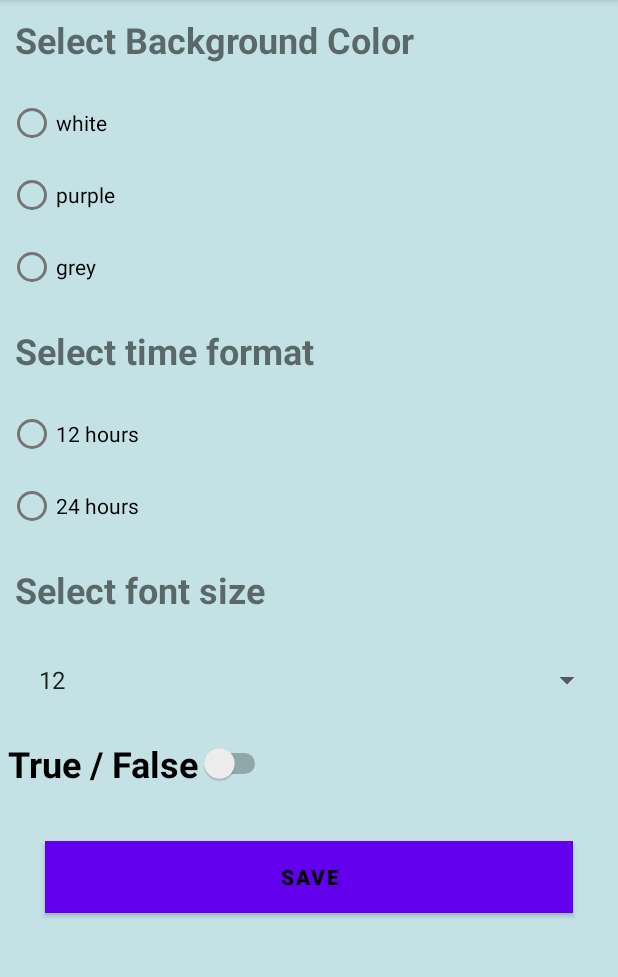
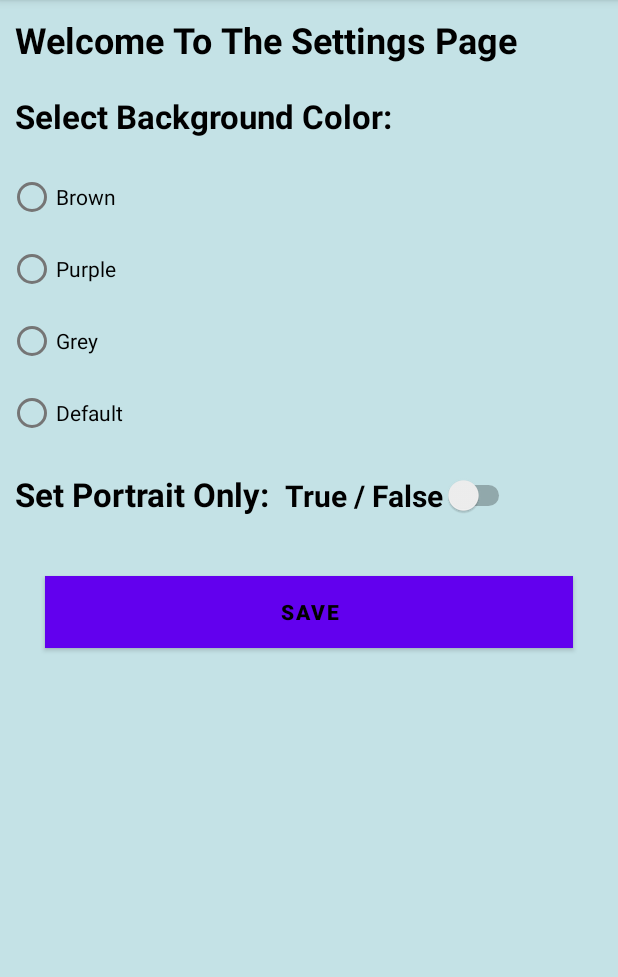
Before and after one commit to Alex5rfischer/Android-Development-Practice, an Android app: the screen it shows after launch (AlexActivity), in the side drawer, after a tap on "Settings", on a phone screen of 412 x 824 dp, the part 84-1061 px from its top. Run offline under Robolectric (Android 15) with nearby library versions, the phone set to English and light mode, and no system bars; 1 statement that could not run was skipped.

Commit message:
Implemented the radio buttons to change the background color of the settings page .

```diff
--- a/AlexLab3/src/main/java/alex/la/n01313354/AlexActivity.java
+++ b/AlexLab3/src/main/java/alex/la/n01313354/AlexActivity.java
@@ -83,7 +83,7 @@ public class AlexActivity extends AppCompatActivity {
 //                }else
 
                     if(id == R.id.alexSettings) {
-                    newFragment =  new LaSettings();
+                    newFragment =  new LaSet();
                     transaction.replace(R.id.alexcontent_frame, newFragment);
                     transaction.addToBackStack(null);
                     transaction.commit();
--- /dev/null
+++ b/AlexLab3/src/main/java/alex/la/n01313354/LaSet.java
@@ -0,0 +1,125 @@
+package alex.la.n01313354;
+
+import android.content.SharedPreferences;
+import android.graphics.Color;
+import android.os.Bundle;
+
+import androidx.fragment.app.Fragment;
+
+import android.provider.Settings;
+import android.view.LayoutInflater;
+import android.view.View;
+import android.view.ViewGroup;
+import android.widget.ArrayAdapter;
+import android.widget.Button;
+import android.widget.LinearLayout;
+import android.widget.RadioButton;
+import android.widget.RadioGroup;
+import android.widget.Spinner;
+import android.widget.Switch;
+import android.widget.Toast;
+
+import static android.content.Context.MODE_PRIVATE;
+
+public class LaSet extends Fragment {
+    private Button saveBtn;
+    private Switch mySwitch;
+    private RadioButton radio_brown;
+    private RadioButton radio_purple;
+    private RadioButton radio_grey;
+    private RadioButton radio_DEFAULT;
+    private LinearLayout settings;
+
+    private RadioGroup radioGroup;
+    private RadioButton radioButton;
+
+    public static final String SHARED_PREFS = "sharedPrefs";
+    public static final String TEXT = "text";
+    public static final String SWITCH1 = "switch1";
+
+    private boolean switchOnOff;
+
+    @Override
+    public View onCreateView(LayoutInflater inflater, ViewGroup container,
+                             Bundle savedInstanceState) {
+        View view = (View) inflater.inflate(R.layout.la_set, container, false);
+        //Initilizations
+        saveBtn = (Button)view.findViewById(R.id.alexButtonSettingsSave);
+        mySwitch = (Switch)view.findViewById(R.id.alexPortraitSwitch);
+
+        //Used to change background color
+        LinearLayout settings =(LinearLayout) view.findViewById(R.id.settings);
+
+        radioGroup = (RadioGroup)view.findViewById(R.id.colorGroup);
+        radio_brown = (RadioButton) view.findViewById(R.id.alexBrownColorRadio);
+        radio_purple = (RadioButton) view.findViewById(R.id.alexPurpleColorRadio);
+        radio_grey = (RadioButton) view.findViewById(R.id.alexGreyColorRadio);
+        radio_DEFAULT = (RadioButton) view.findViewById(R.id.alexDefaultColorRadio);
+
+        radio_brown.setOnClickListener(new View.OnClickListener() {
+            @Override
+            public void onClick(View v) {
+                settings.setBackgroundColor(Color.rgb(150,75,0));
+
+            }
+        });
+
+        radio_purple.setOnClickListener(new View.OnClickListener() {
+            @Override
+            public void onClick(View v) {
+                settings.setBackgroundColor(Color.rgb(128,0,128));
+
+            }
+        });
+
+        radio_grey.setOnClickListener(new View.OnClickListener() {
+            @Override
+            public void onClick(View v) {
+                settings.setBackgroundColor(Color.GRAY);
+
+            }
+        });
+
+        radio_DEFAULT.setOnClickListener(new View.OnClickListener() {
+            @Override
+            public void onClick(View v) {
+                settings.setBackgroundColor(Color.GREEN);
+
+            }
+        });
+
+
+
+        saveBtn.setOnClickListener(new View.OnClickListener(){
+            @Override
+            public void onClick(View view) {
+                saveData(view);
+            }
+        });
+        loadData();
+        updateViews();
+
+        return view;
+    }
+
+    public void saveData(View v)
+    {
+        SharedPreferences sharedPreferences = getActivity().getSharedPreferences(SHARED_PREFS, MODE_PRIVATE);
+        SharedPreferences.Editor editor = sharedPreferences.edit();
+
+        editor.putBoolean(SWITCH1, mySwitch.isChecked());
+        editor.apply();
+        Toast.makeText(getActivity(), "Data saved", Toast.LENGTH_SHORT).show();
+    }
+
+    public void loadData() {
+        SharedPreferences sharedPreferences = getActivity().getSharedPreferences(SHARED_PREFS, MODE_PRIVATE);
+        //text = sharedPreferences.getString(TEXT, "");
+        switchOnOff = sharedPreferences.getBoolean(SWITCH1, false);
+    }
+    public void updateViews() {
+        //textView.setText(text);
+        mySwitch.setChecked(switchOnOff);
+    }
+
+}
--- a/AlexLab3/src/main/java/alex/la/n01313354/LaSettings.java
+++ /dev/null
@@ -1,32 +0,0 @@
-package alex.la.n01313354;
-
-import android.os.Bundle;
-
-import androidx.fragment.app.Fragment;
-
-import android.view.LayoutInflater;
-import android.view.View;
-import android.view.ViewGroup;
-import android.widget.ArrayAdapter;
-import android.widget.Spinner;
-
-public class LaSettings extends Fragment {
-
-    @Override
-    public View onCreateView(LayoutInflater inflater, ViewGroup container,
-                             Bundle savedInstanceState) {
-
-        View root = inflater.inflate(R.layout.la_settings, container, false);
-        fragmentAction(root);
-        return root;
-    }
-    private void fragmentAction(final View view) {
-
-        Spinner spin = (Spinner) view.findViewById(R.id.fontSpinner);
-
-        ArrayAdapter<String> madapter = new ArrayAdapter<String>(getActivity(),
-                android.R.layout.simple_list_item_1, getResources().getStringArray(R.array.fontSize));
-        madapter.setDropDownViewResource(android.R.layout.simple_spinner_dropdown_item);
-        spin.setAdapter(madapter);
-    }
-}
--- /dev/null
+++ b/AlexLab3/src/main/res/layout/la_set.xml
@@ -0,0 +1,101 @@
+<?xml version="1.0" encoding="utf-8"?>
+<LinearLayout
+    xmlns:android="http://schemas.android.com/apk/res/android"
+    xmlns:tools="http://schemas.android.com/tools"
+    android:id="@+id/settings"
+    android:orientation="vertical"
+    android:layout_width="match_parent"
+    android:layout_height="match_parent"
+    android:background="#C4E2E6"
+    tools:context=".LaSet">
+
+    <TextView
+        android:id="@+id/alexSettingsTitle"
+        android:layout_width="wrap_content"
+        android:layout_height="wrap_content"
+        android:text="Welcome To The Settings Page"
+        android:textColor="@color/black"
+        android:textStyle="bold"
+        android:textSize="24sp"
+        android:layout_margin="10dp"/>
+
+    <TextView
+        android:id="@+id/backgroundColor"
+        android:layout_width="wrap_content"
+        android:layout_height="wrap_content"
+        android:text="Select Background Color:"
+        android:textColor="@color/black"
+        android:textStyle="bold"
+        android:textSize="22sp"
+        android:layout_margin="10dp"/>
+    <RadioGroup
+        android:id="@+id/colorGroup"
+        android:layout_width="wrap_content"
+        android:layout_height="wrap_content"
+        android:layout_margin="5dp">
+
+        <RadioButton
+            android:id="@+id/alexBrownColorRadio"
+            android:layout_width="wrap_content"
+            android:layout_height="wrap_content"
+            android:text="Brown" />
+
+        <RadioButton
+            android:id="@+id/alexPurpleColorRadio"
+            android:layout_width="wrap_content"
+            android:layout_height="wrap_content"
+            android:text="Purple" />
+
+        <RadioButton
+            android:id="@+id/alexGreyColorRadio"
+            android:layout_width="wrap_content"
+            android:layout_height="wrap_content"
+            android:text="Grey" />
+
+        <RadioButton
+            android:id="@+id/alexDefaultColorRadio"
+            android:layout_width="wrap_content"
+            android:layout_height="wrap_content"
+            android:text="Default" />
+
+    </RadioGroup>
+
+    <FrameLayout
+        android:layout_width="wrap_content"
+        android:layout_height="wrap_content">
+
+        <TextView
+            android:id="@+id/alexPortraitOnly"
+            android:layout_width="wrap_content"
+            android:layout_height="wrap_content"
+            android:text="Set Portrait Only:"
+            android:textColor="@color/black"
+            android:textStyle="bold"
+            android:textSize="22sp"
+            android:layout_margin="10dp"/>
+
+
+        <Switch
+            android:id="@+id/alexPortraitSwitch"
+            android:layout_width="wrap_content"
+            android:layout_height="wrap_content"
+            android:text="True / False"
+            android:textSize="20sp"
+            android:textStyle="bold"
+            android:layout_marginLeft="190dp"
+            android:layout_marginTop="12dp"/>
+    </FrameLayout>
+
+    <Button
+        android:id="@+id/alexButtonSettingsSave"
+        android:layout_width="match_parent"
+        android:layout_height="wrap_content"
+        android:text="Save"
+        android:textStyle="bold"
+        android:textAlignment="center"
+        android:textColor="#FF000000"
+        android:background="#250101"
+        android:layout_margin="30dp"/>
+
+
+</LinearLayout>
--- a/AlexLab3/src/main/res/layout/la_settings.xml
+++ /dev/null
@@ -1,104 +0,0 @@
-<?xml version="1.0" encoding="utf-8"?>
-<androidx.appcompat.widget.LinearLayoutCompat
-    xmlns:android="http://schemas.android.com/apk/res/android"
-    xmlns:tools="http://schemas.android.com/tools"
-    android:orientation="vertical"
-    android:layout_width="match_parent"
-    android:layout_height="match_parent"
-    android:background="#C4E2E6"
-    tools:context=".LaSettings">
-
-
-    <TextView
-        android:id="@+id/backgroundColor"
-        android:layout_width="wrap_content"
-        android:layout_height="wrap_content"
-        android:text="Select Background Color"
-        android:textStyle="bold"
-        android:textSize="24sp"
-        android:layout_margin="10dp"/>
-    <RadioGroup
-        android:id="@+id/colorGroup"
-        android:layout_width="wrap_content"
-        android:layout_height="wrap_content"
-        android:layout_margin="5dp">
-
-        <RadioButton
-            android:id="@+id/radioButton"
-            android:layout_width="wrap_content"
-            android:layout_height="wrap_content"
-            android:text="white" />
-
-        <RadioButton
-            android:id="@+id/radioButton2"
-            android:layout_width="wrap_content"
-            android:layout_height="wrap_content"
-            android:text="purple" />
-
-        <RadioButton
-            android:id="@+id/radioButton3"
-            android:layout_width="wrap_content"
-            android:layout_height="wrap_content"
-            android:text="grey" />
-
-    </RadioGroup>
-    <TextView
-        android:id="@+id/format"
-        android:layout_width="wrap_content"
-        android:layout_height="wrap_content"
-        android:text="Select time format"
-        android:textStyle="bold"
-        android:textSize="24sp"
-        android:layout_margin="10dp"/>
-    <RadioGroup
-        android:id="@+id/formatGroup"
-        android:layout_width="wrap_content"
-        android:layout_height="wrap_content"
-        android:layout_margin="5dp">
-        <RadioButton
-            android:id="@+id/radioButton4"
-            android:layout_width="wrap_content"
-            android:layout_height="wrap_content"
-            android:text="12 hours" />
-
-        <RadioButton
-            android:id="@+id/radioButton5"
-            android:layout_width="wrap_content"
-            android:layout_height="wrap_content"
-            android:text="24 hours" />
-    </RadioGroup>
-    <TextView
-        android:id="@+id/fontID"
-        android:layout_width="wrap_content"
-        android:layout_height="wrap_content"
-        android:text="Select font size"
-        android:textStyle="bold"
-        android:textSize="24sp"
-        android:layout_margin="10dp"/>
-    <androidx.appcompat.widget.AppCompatSpinner
-        android:id="@+id/fontSpinner"
-        android:layout_width="match_parent"
-        android:layout_height="wrap_content"
-        android:layout_margin="10dp"/>
-    <Switch
-        android:id="@+id/switch1"
-        android:layout_width="wrap_content"
-        android:layout_height="wrap_content"
-        android:text="True / False"
-        android:textSize="24sp"
-        android:textStyle="bold"
-        android:layout_margin="5dp"/>
-
-    <Button
-        android:id="@+id/button2"
-        android:layout_width="match_parent"
-        android:layout_height="wrap_content"
-        android:text="Save"
-        android:textStyle="bold"
-        android:textAlignment="center"
-        android:textColor="#FF000000"
-        android:background="#250101"
-        android:layout_margin="30dp"/>
-
-
-</androidx.appcompat.widget.LinearLayoutCompat>
```
